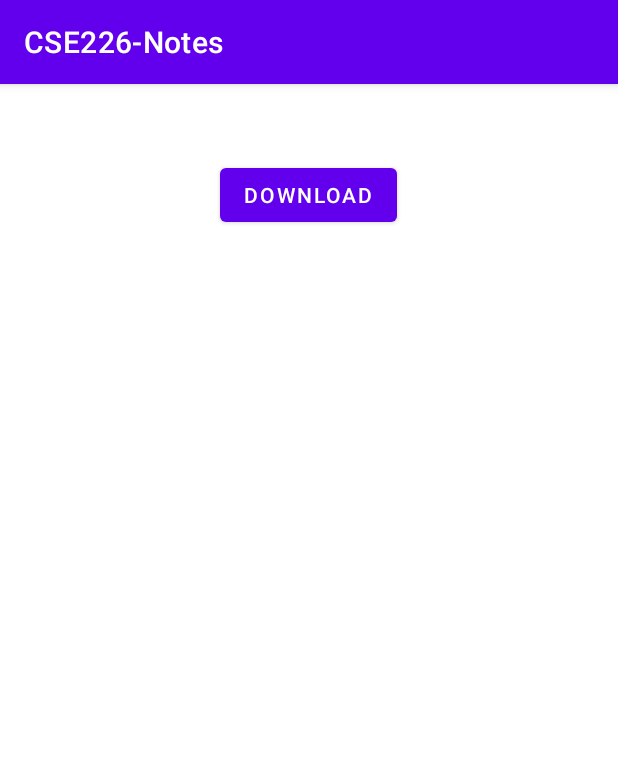
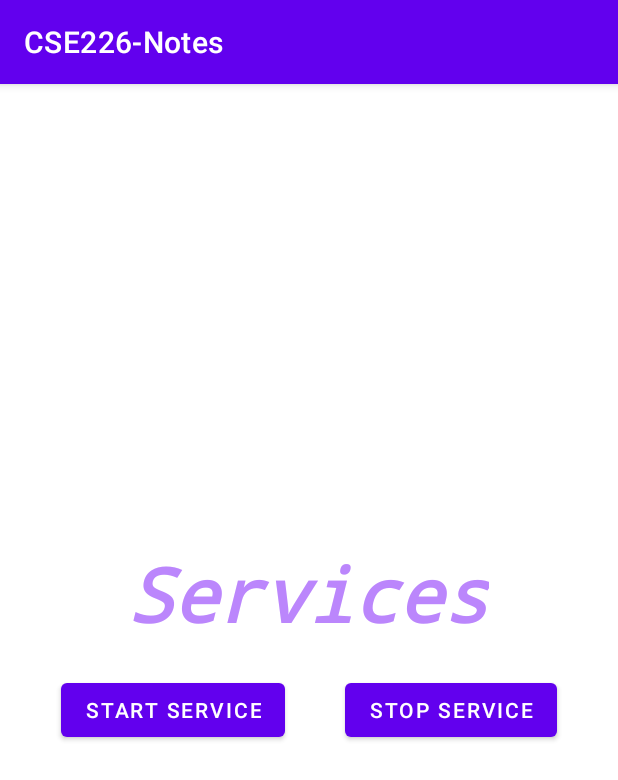
Before and after one commit to saksham0302/AndroidAppDevelopment226, an Android app: the screen it shows after launch (DownloadImage before the commit, UnboundServiceExample after it), on a phone screen of 412 x 824 dp. Shown: the top 780 px of the screen. Run offline under Robolectric (Android 15) with nearby library versions, the light colour scheme and no system bars.

Commit message:
Unbound Service Example

```diff
--- a/app/src/main/java/com/example/cse226_notes/unit_2/DownloadImage.kt
+++ b/app/src/main/java/com/example/cse226_notes/unit_2/AsyncTaskDownloadImage.kt
@@ -9,14 +9,13 @@ import androidx.appcompat.app.AppCompatActivity
 import android.os.Bundle
 import android.widget.Button
 import android.widget.ImageView
-import android.widget.ProgressBar
 import com.example.cse226_notes.R
 import java.io.IOException
 import java.io.InputStream
 import java.net.HttpURLConnection
 import java.net.URL
 
-class DownloadImage : AppCompatActivity() {
+class AsyncTaskDownloadImage : AppCompatActivity() {
 
     lateinit var imageURL: URL
     var `is`: InputStream? = null
@@ -27,7 +26,7 @@ class DownloadImage : AppCompatActivity() {
 
     override fun onCreate(savedInstanceState: Bundle?) {
         super.onCreate(savedInstanceState)
-        setContentView(R.layout.activity_download_image)
+        setContentView(R.layout.activity_async_task_download_image)
 
         download = findViewById(R.id.download)
         downloadImage = findViewById(R.id.downloadImage)
@@ -45,7 +44,7 @@ class DownloadImage : AppCompatActivity() {
 
         override fun onPreExecute() {
             super.onPreExecute()
-            progressDialog = ProgressDialog(this@DownloadImage)
+            progressDialog = ProgressDialog(this@AsyncTaskDownloadImage)
             progressDialog.setMessage("Please wait...It is downloading")
             progressDialog.setCancelable(false)
             progressDialog.show()
--- /dev/null
+++ b/app/src/main/java/com/example/cse226_notes/unit_2/UnboundServiceExample.kt
@@ -0,0 +1,31 @@
+package com.example.cse226_notes.unit_2
+
+import android.content.Intent
+import androidx.appcompat.app.AppCompatActivity
+import android.os.Bundle
+import android.widget.Button
+import com.example.cse226_notes.R
+
+class UnboundServiceExample : AppCompatActivity() {
+
+    private lateinit var startButton: Button
+    private lateinit var stopButton: Button
+
+    override fun onCreate(savedInstanceState: Bundle?) {
+        super.onCreate(savedInstanceState)
+        setContentView(R.layout.activity_unbound_service_example)
+
+        startButton = findViewById(R.id.startService)
+        stopButton = findViewById(R.id.stopService)
+
+        startButton.setOnClickListener {
+
+            startService(Intent(this, UnboundServiceDemo::class.java))
+        }
+
+        stopButton.setOnClickListener {
+
+            stopService(Intent(this, UnboundServiceDemo::class.java))
+        }
+    }
+}
--- a/app/src/main/res/layout/activity_download_image.xml
+++ b/app/src/main/res/layout/activity_async_task_download_image.xml
@@ -4,7 +4,7 @@
     xmlns:tools="http://schemas.android.com/tools"
     android:layout_width="match_parent"
     android:layout_height="match_parent"
-    tools:context=".unit_2.DownloadImage"
+    tools:context=".unit_2.AsyncTaskDownloadImage"
     android:orientation="vertical">
 
     <Button
--- a/app/src/main/res/layout/activity_async_task_example.xml
+++ b/app/src/main/res/layout/activity_async_task_progress_bar.xml
@@ -6,7 +6,7 @@
     android:layout_width="match_parent"
     android:layout_height="match_parent"
     android:orientation="vertical"
-    tools:context=".MainActivity">
+    tools:context=".unit_2.AsyncTaskProgressBar">
 
     <ProgressBar
         android:layout_width="match_parent"
--- /dev/null
+++ b/app/src/main/res/layout/activity_unbound_service_example.xml
@@ -0,0 +1,44 @@
+<?xml version="1.0" encoding="utf-8"?>
+<LinearLayout xmlns:android="http://schemas.android.com/apk/res/android"
+    xmlns:app="http://schemas.android.com/apk/res-auto"
+    xmlns:tools="http://schemas.android.com/tools"
+    android:layout_width="match_parent"
+    android:layout_height="match_parent"
+    android:orientation="vertical"
+    tools:context=".unit_2.UnboundServiceExample"
+    android:gravity="center">
+
+    <TextView
+        android:layout_width="wrap_content"
+        android:layout_height="wrap_content"
+        android:textStyle="bold|italic"
+        android:textColor="@color/purple_200"
+        android:fontFamily="monospace"
+        android:textSize="50sp"
+        android:text="Services" />
+
+    <LinearLayout
+        android:layout_width="wrap_content"
+        android:layout_height="wrap_content"
+        android:orientation="horizontal"
+        android:layout_gravity="center">
+
+        <Button
+            android:id="@+id/startService"
+            android:layout_width="match_parent"
+            android:layout_height="wrap_content"
+            android:layout_weight="1"
+            android:layout_margin="20dp"
+            android:text="Start Service" />
+
+        <Button
+            android:id="@+id/stopService"
+            android:layout_weight="1"
+            android:layout_width="match_parent"
+            android:layout_height="wrap_content"
+            android:layout_margin="20dp"
+            android:text="Stop Service" />
+
+    </LinearLayout>
+
+</LinearLayout>
```
Also changed, not shown: app/src/main/AndroidManifest.xml (+12 -6 lines), app/src/main/java/com/example/cse226_notes/unit_2/AsyncTaskProgressBar.kt (renamed from app/src/main/java/com/example/cse226_notes/unit_2/AsyncTaskExample.kt, +8 -5 lines), app/src/main/java/com/example/cse226_notes/unit_2/UnboundServiceDemo.kt (added, +31 -0 lines).
